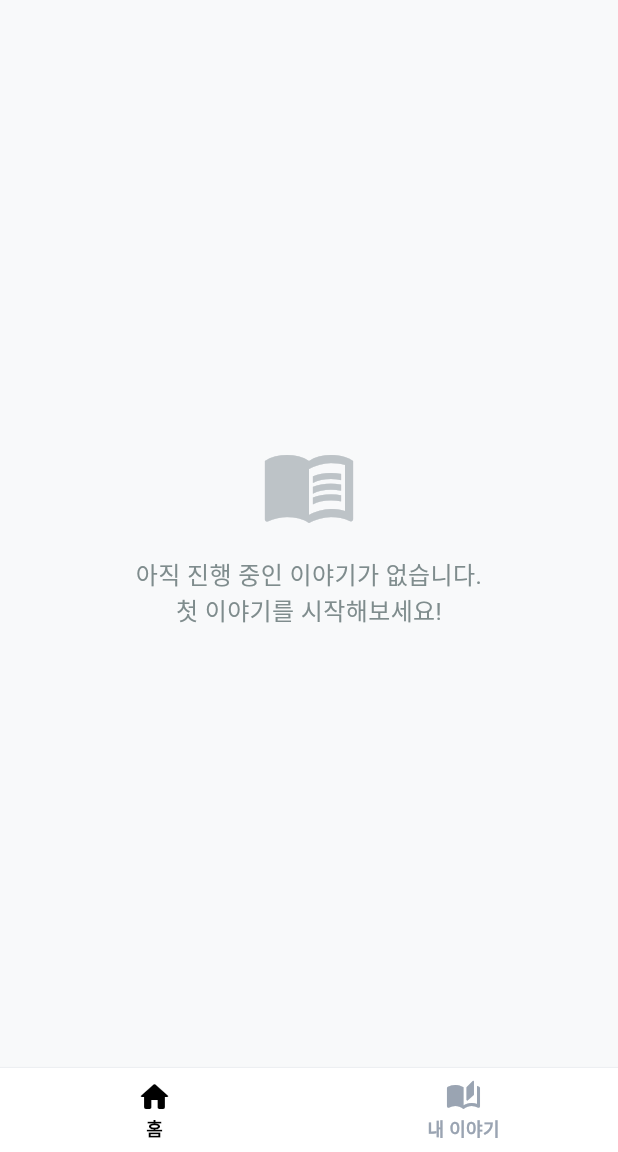
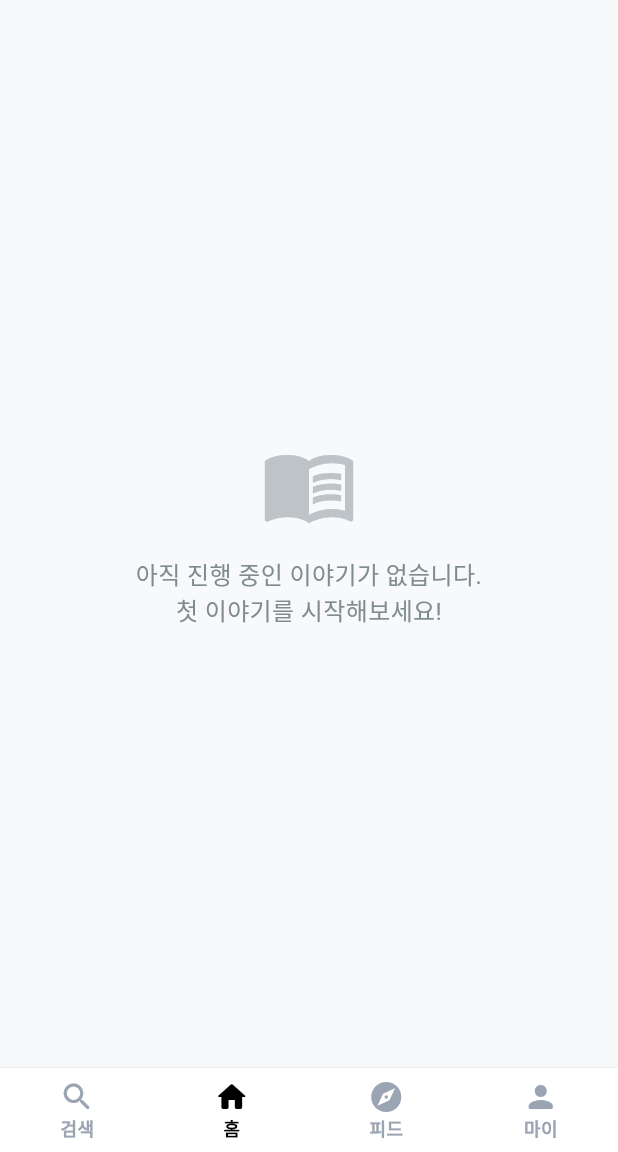
Before and after one commit to devsoob/once-upon-a-line, a Flutter app: the screen it shows after launch, on a phone screen of 412 x 824 dp, the part 84-1236 px from its top. Run offline on Flutter 3.47's test engine with Material 3 defaults, Android fonts, the phone set to English and light mode, and no system bars; our stand-ins replace cloud_firestore, firebase_auth, firebase_core, get_it, go_router, google_fonts and 2 more; accounts and stored records are empty; network calls fail; Roboto replaces fonts that are missing (Pretendard).

Commit message:
feat: 바텀 네비게이션에 검색, 홈, 피드, 마이 탭 추가

```diff
--- a/lib/core/routers/app_router.dart
+++ b/lib/core/routers/app_router.dart
@@ -7,6 +7,8 @@ import 'package:once_upon_a_line/features/splash/presentation/pages/splash_page.
 import 'package:once_upon_a_line/core/routers/router_name.dart';
 import 'package:once_upon_a_line/features/my_stories/presentation/pages/my_stories_page.dart';
 import 'package:once_upon_a_line/features/root/presentation/pages/root_shell.dart';
+import 'package:once_upon_a_line/features/search/presentation/pages/search_page.dart';
+import 'package:once_upon_a_line/features/feed/presentation/pages/feed_page.dart';
 
 class AppRouter {
   AppRouter._();
@@ -25,10 +27,24 @@ class AppRouter {
         builder: (context, state, child) => RootShell(child: child),
         routes: <RouteBase>[
           GoRoute(
+            path: searchRoutePath,
+            name: searchRouteName,
+            pageBuilder: (BuildContext context, GoRouterState state) {
+              return const MaterialPage<void>(child: SearchPage());
+            },
+          ),
+          GoRoute(
             path: homeRoutePath,
             name: homeRouteName,
             pageBuilder: (BuildContext context, GoRouterState state) {
               return const MaterialPage<void>(child: StoryRoomsHomePage());
+            },
+          ),
+          GoRoute(
+            path: feedRoutePath,
+            name: feedRouteName,
+            pageBuilder: (BuildContext context, GoRouterState state) {
+              return const MaterialPage<void>(child: FeedPage());
             },
           ),
           GoRoute(
@@ -46,9 +62,7 @@ class AppRouter {
         pageBuilder: (context, state) {
           final StoryRoom? room = state.extra as StoryRoom?;
           if (room == null) {
-            return const MaterialPage<void>(
-              child: Scaffold(body: Center(child: Text('잘못된 경로'))),
-            );
+            return const MaterialPage<void>(child: Scaffold(body: Center(child: Text('잘못된 경로'))));
           }
           return MaterialPage<void>(child: StoryRoomDetailPage(room: room));
         },
--- a/lib/core/routers/router_name.dart
+++ b/lib/core/routers/router_name.dart
@@ -1,10 +1,14 @@
 const splashRoutePath = '/splash';
-const homeRoutePath = '/';
+const searchRoutePath = '/search';
+const homeRoutePath = '/home';
+const feedRoutePath = '/feed';
 const myStoriesRoutePath = '/my';
 const storyDetailRoutePath = '/story';
 
 // Route names for go_router
 const String splashRouteName = 'splash';
+const String searchRouteName = 'search';
 const String homeRouteName = 'home';
+const String feedRouteName = 'feed';
 const String myStoriesRouteName = 'myStories';
 const String storyDetailRouteName = 'storyDetail';
--- a/lib/features/root/presentation/pages/root_shell.dart
+++ b/lib/features/root/presentation/pages/root_shell.dart
@@ -8,16 +8,25 @@ class RootShell extends StatelessWidget {
   final Widget child;
 
   int _indexFromLocation(String location) {
-    if (location.startsWith(myStoriesRoutePath)) return 1;
-    return 0; // default home
+    if (location.startsWith(searchRoutePath)) return 0;
+    if (location.startsWith(homeRoutePath)) return 1;
+    if (location.startsWith(feedRoutePath)) return 2;
+    if (location.startsWith(myStoriesRoutePath)) return 3;
+    return 0; // default search
   }
 
   void _onTap(BuildContext context, int index) {
     switch (index) {
       case 0:
+        context.go(searchRoutePath);
+        break;
+      case 1:
         context.go(homeRoutePath);
         break;
-      case 1:
+      case 2:
+        context.go(feedRoutePath);
+        break;
+      case 3:
         context.go(myStoriesRoutePath);
         break;
     }
@@ -33,9 +42,7 @@ class RootShell extends StatelessWidget {
       bottomNavigationBar: Container(
         decoration: const BoxDecoration(
           color: Colors.white,
-          border: Border(
-            top: BorderSide(color: Color(0xFFEDEFF2), width: 0.8),
-          ),
+          border: Border(top: BorderSide(color: Color(0xFFEDEFF2), width: 0.8)),
         ),
         child: SafeArea(
           top: false,
@@ -59,14 +66,24 @@ class RootShell extends StatelessWidget {
               unselectedLabelStyle: const TextStyle(fontWeight: FontWeight.w600, fontSize: 12),
               items: const [
                 BottomNavigationBarItem(
+                  icon: Icon(Icons.search_rounded),
+                  activeIcon: Icon(Icons.search_rounded),
+                  label: '검색',
+                ),
+                BottomNavigationBarItem(
                   icon: Icon(Icons.home_rounded),
                   activeIcon: Icon(Icons.home_rounded),
                   label: '홈',
                 ),
                 BottomNavigationBarItem(
-                  icon: Icon(Icons.auto_stories_rounded),
-                  activeIcon: Icon(Icons.auto_stories_rounded),
-                  label: '내 이야기',
+                  icon: Icon(Icons.explore_rounded),
+                  activeIcon: Icon(Icons.explore_rounded),
+                  label: '피드',
+                ),
+                BottomNavigationBarItem(
+                  icon: Icon(Icons.person_rounded),
+                  activeIcon: Icon(Icons.person_rounded),
+                  label: '마이',
                 ),
               ],
             ),
```
Also changed, not shown: lib/features/feed/presentation/pages/feed_page.dart (added, +23 -0 lines), lib/features/search/presentation/pages/search_page.dart (added, +23 -0 lines).
